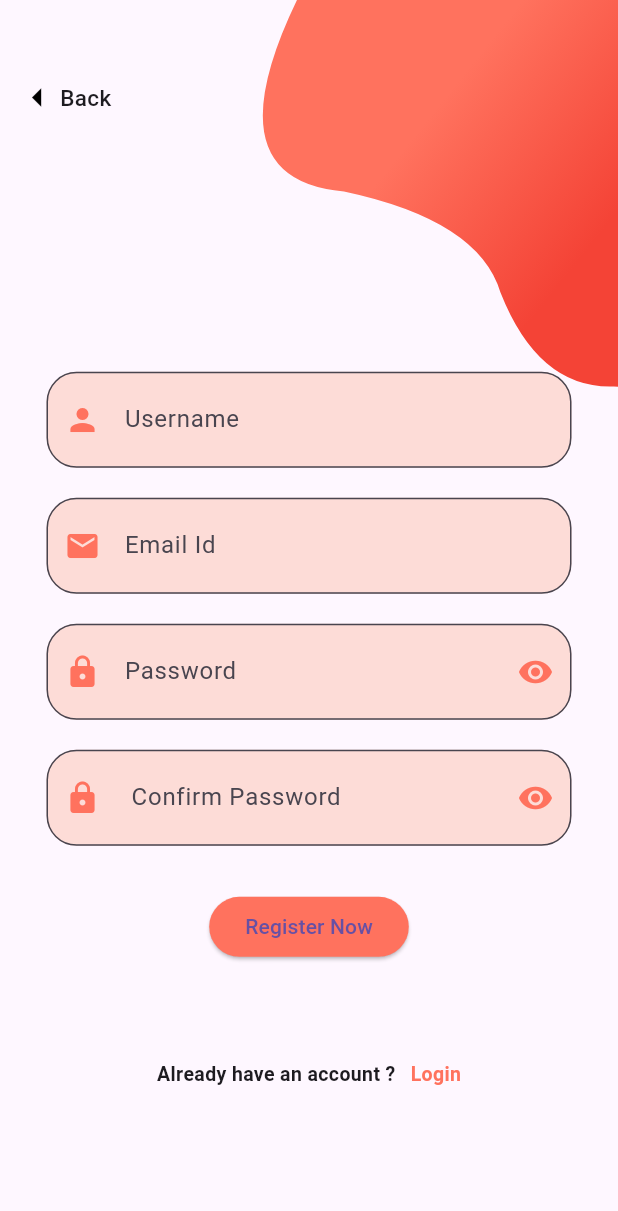
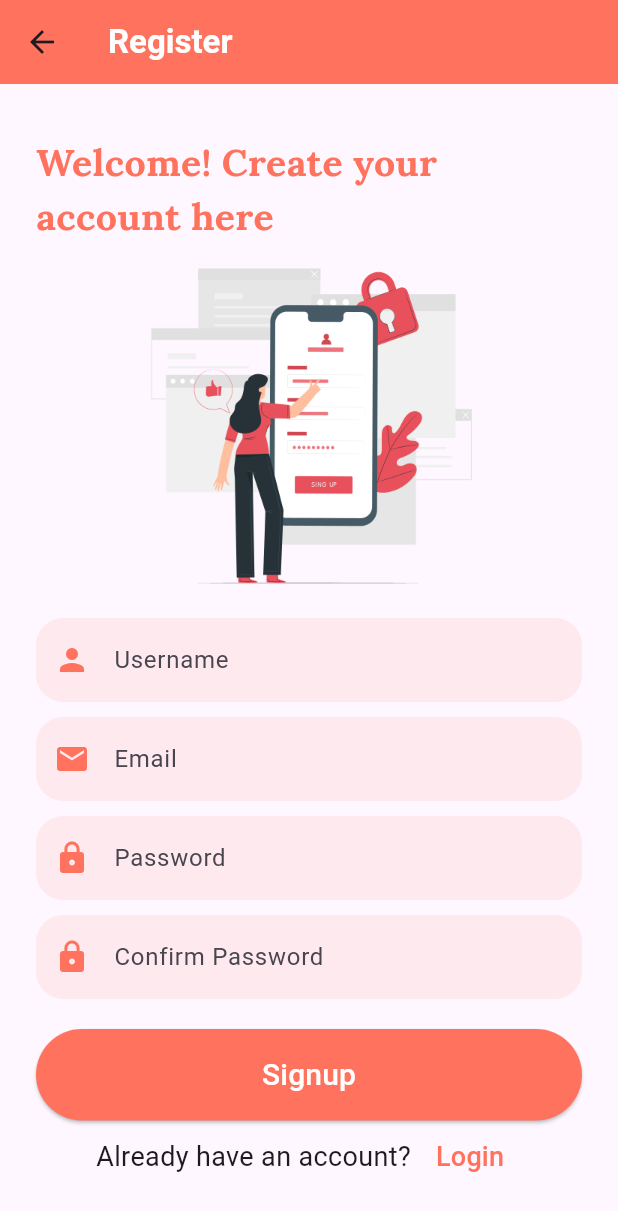
Before and after one commit to harsh12121212/receipeapp, a Flutter app: the screen it shows after launch, after a tap on "Register", on a phone screen of 412 x 824 dp. Shown: the top 1211 px of the screen. Run offline on Flutter 3.47's test engine with Material 3 defaults, Android fonts, the phone set to English and light mode, and no system bars; our stand-ins replace google_fonts.

Commit message:
Login and registeration screen ui

```diff
--- a/lib/Screens/registration_screen.dart
+++ b/lib/Screens/registration_screen.dart
@@ -1,4 +1,5 @@
 import 'package:flutter/material.dart';
+import 'package:google_fonts/google_fonts.dart';
 import 'package:receipeapp/Widget/BezierContainer.dart';
 import 'package:receipeapp/Screens/login_screen.dart';
 
@@ -12,174 +13,163 @@ class SignUpPage extends StatefulWidget {
 }
 
 class _SignUpPageState extends State<SignUpPage> {
+  bool _obscurePassword = true;
+  bool _obscureConfirmPassword = true;
+
   @override
   Widget build(BuildContext context) {
     final height = MediaQuery.of(context).size.height;
     return Scaffold(
-      body: SafeArea(
-        child: SingleChildScrollView(
-          child: Container(
-            height: height,
-            child: Stack(
-              children: <Widget>[
-                Positioned(
-                  top: -MediaQuery.of(context).size.height * .15,
-                  right: -MediaQuery.of(context).size.width * .4,
-                  child: BezierContainer(),
-                ),
-                Container(
-                  padding: EdgeInsets.symmetric(horizontal: 20),
-                  child: Column(
-                    crossAxisAlignment: CrossAxisAlignment.center,
-                    mainAxisAlignment: MainAxisAlignment.center,
-                    children: <Widget>[
-                      SizedBox(height: height * .2),
-                      SizedBox(height: 20,),
-                      Column(
-                        children: <Widget>[
-                          Container(
-                            width: 350,
-                            child: TextField(
-                              decoration: InputDecoration(
-                                filled: true,
-                                fillColor: Color(0xFFFDDCD7),
-                                hintText: 'Username',
-                                prefixIcon: Icon(Icons.person, color: Color(0xFFFF725E)),
-                                contentPadding: EdgeInsets.all(20.0),
-                                border: OutlineInputBorder(
-                                  borderRadius: BorderRadius.circular(20.0),
-                                ),
-                              ),
-                            ),
-                          ),
-                        ],
-                      ),
-                      SizedBox(height: 20,),
-                      Column(
-                        children: <Widget>[
-                          Container(
-                            width: 350,
-                            child: TextField(
-                              decoration: InputDecoration(
-                                filled: true,
-                                fillColor: Color(0xFFFDDCD7),
-                                hintText: 'Email Id',
-                                prefixIcon: Icon(Icons.email, color: Color(0xFFFF725E)),
-                                contentPadding: EdgeInsets.all(20.0),
-                                border: OutlineInputBorder(
-                                  borderRadius: BorderRadius.circular(20.0),
-                                ),
-                              ),
-                            ),
-                          ), ],),
-                      SizedBox(height: 20,),
-                      Container(
-                        width: 350,
-                        child: TextField(
-                          decoration: InputDecoration(
-                            filled: true,
-                            fillColor: Color(0xFFFDDCD7),
-                            hintText: 'Password',
-                            prefixIcon: Icon(Icons.lock, color: Color(0xFFFF725E)),
-                            suffixIcon: Icon(Icons.remove_red_eye_rounded,
-                                color: Color(0xFFFF725E)),
-                            contentPadding: EdgeInsets.all(20.0),
-                            border: OutlineInputBorder(
-                              borderRadius: BorderRadius.circular(20.0),
-                            ),
-                          ),
-                        ),
-                      ),
-                      SizedBox(height: 20.0),
-                      Container(
-                        width: 350,
-                        child: TextField(
-                          decoration: InputDecoration(
-                            filled: true,
-                            fillColor: Color(0xFFFDDCD7),
-                            hintText: ' Confirm Password',
-                            prefixIcon: Icon(Icons.lock, color: Color(0xFFFF725E)),
-                            suffixIcon: Icon(Icons.remove_red_eye_rounded, color: Color(0xFFFF725E)),
-                            contentPadding: EdgeInsets.all(20.0),
-                            border: OutlineInputBorder(
-                              borderRadius: BorderRadius.circular(20.0),
-                            ),
-                          ),
-                        ),
-                      ),
-                      SizedBox(height: 30.0),
-                      ElevatedButton(
-                        onPressed: () {
-                          // Button pressed logic
-                        },
-                        style: ElevatedButton.styleFrom(
-                          primary: Color(0xFFFF725E),
-                          shape: RoundedRectangleBorder(
-                            borderRadius: BorderRadius.circular(40.0),
-                          ),
-                        ),
-                        child: Text('Register Now'),
-                      ),
-                      SizedBox(height: 30,),
-                      InkWell(
-                        onTap: () {
-                          Navigator.push(context, MaterialPageRoute(
-                              builder: (context) => LoginScreen(),),);},
-                        child: Container(
-                          margin: EdgeInsets.symmetric(vertical: 20,),
-                          padding: EdgeInsets.all(15),
-                          alignment: Alignment.bottomCenter,
-                          child: Row(
-                            mainAxisAlignment: MainAxisAlignment.center,
-                            children: const <Widget>[
-                              Text('Already have an account ?',
-                                style: TextStyle(
-                                  fontSize: 13,
-                                  fontWeight: FontWeight.w600,
-                                ),
-                              ),
-                              SizedBox(width: 10,),
-                              Text('Login',
-                                style: TextStyle(
-                                  color: Color(0xFFFF725E,),
-                                  fontSize: 13,
-                                  fontWeight: FontWeight.w600,
-                                ),
-                              ),
-                            ],
-                          ),
-                        ),
-                      ),
-                    ],
-                  ),
-                ),
-                Positioned(top: 40, left: 0,
-                  child: InkWell(
-                    onTap: () {Navigator.pop(context);},
-                    child: Container(
-                      padding: EdgeInsets.symmetric(horizontal: 10,),
-                      child: Row(
-                        children: <Widget>[
-                          Container(
-                            padding: EdgeInsets.only(left: 0, top: 10, bottom: 10,),
-                            child: Icon(Icons.arrow_left,
-                              color: Colors.black, size: 30,),
-                          ),
-                          Text('Back',
-                            style: TextStyle(fontSize: 15,
-                              fontWeight: FontWeight.w500,
-                            ),
-                          ),
-                        ],
-                      ),
-                    ),
-                  ),
-                ),
-              ],
-            ),
+      appBar: AppBar(
+        title: const Text(
+          'Register',
+          style: TextStyle(fontWeight: FontWeight.bold, color: Colors.white),
+        ),
+      ),
+      body: SingleChildScrollView(
+        child: Container(
+          height: height,
+          margin: const EdgeInsets.all(24),
+          child: Column(
+            mainAxisAlignment: MainAxisAlignment.start,
+            children: [
+              _header(context),
+              _inputField(context),
+              _login(context),
+            ],
           ),
         ),
       ),
     );
   }
+
+  _header(context) {
+    return Column(
+      children: [
+        const SizedBox(height: 10),
+        Text(
+          'Welcome! Create your account here',
+          style: GoogleFonts.lora(
+            textStyle: const TextStyle(
+              fontSize: 25,
+              fontWeight: FontWeight.bold,
+              color: Color(0xFFFF725E),
+            ),
+          ),
+        ),
+        Image.asset(
+          'assets/welcomescreen.png',
+          height: 250.0,
+          width: 250.0,
+          fit: BoxFit.cover,
+        ),
+      ],
+    );
+  }
+
+  _inputField(context) {
+    return Column(
+      crossAxisAlignment: CrossAxisAlignment.stretch,
+      children: [
+        TextField(
+          decoration: InputDecoration(
+              hintText: "Username",
+              border: OutlineInputBorder(
+                  borderRadius: BorderRadius.circular(18),
+                  borderSide: BorderSide.none),
+              fillColor: const Color(0xFFFF725E).withOpacity(0.1),
+              filled: true,
+              prefixIcon: const Icon(Icons.person, color: Color(0xFFFF725E))),
+        ),
+        const SizedBox(height: 10),
+        TextField(
+          decoration: InputDecoration(
+              hintText: "Email",
+              border: OutlineInputBorder(
+                  borderRadius: BorderRadius.circular(18),
+                  borderSide: BorderSide.none),
+              fillColor: const Color(0xFFFF725E).withOpacity(0.1),
+              filled: true,
+              prefixIcon: const Icon(Icons.email, color: Color(0xFFFF725E))),
+        ),
+        const SizedBox(height: 10),
+        TextField(
+          decoration: InputDecoration(
+            hintText: "Password",
+            border: OutlineInputBorder(
+              borderRadius: BorderRadius.circular(18),
+              borderSide: BorderSide.none,
+            ),
+            fillColor: const Color(0xFFFF725E).withOpacity(0.1),
+            filled: true,
+            prefixIcon: const Icon(Icons.lock, color: Color(0xFFFF725E)),
+          ),
+          obscureText: _obscurePassword,
+        ),
+        const SizedBox(height: 10),
+        TextField(
+          decoration: InputDecoration(
+            hintText: "Confirm Password",
+            border: OutlineInputBorder(
+                borderRadius: BorderRadius.circular(18),
+                borderSide: BorderSide.none),
+            fillColor: const Color(0xFFFF725E).withOpacity(0.1),
+            filled: true,
+            prefixIcon: const Icon(Icons.lock, color: Color(0xFFFF725E)),
+          ),
+          obscureText: _obscureConfirmPassword ,
+        ),
+        const SizedBox(height: 20),
+        ElevatedButton(
+          onPressed: () {},
+          style: ElevatedButton.styleFrom(
+            shape: const StadiumBorder(),
+            padding: const EdgeInsets.symmetric(vertical: 16),
+            backgroundColor: const Color(0xFFFF725E),
+          ),
+          child: const Text(
+            "Signup",
+            style: TextStyle(
+              fontSize: 20,
+              color: Colors.white,
+            ),
+          ),
+        )
+      ],
+    );
+  }
+
+  _login(context) {
+    return Column(
+      mainAxisAlignment: MainAxisAlignment.center,
+      children: [
+        Row(
+          mainAxisAlignment: MainAxisAlignment.center,
+          children: [
+            Text(
+              "Already have an account? ",
+              style: TextStyle(
+                fontSize: 18,
+              ),
+            ),
+            TextButton(
+              onPressed: () {
+                Navigator.push(
+                  context,
+                  MaterialPageRoute(builder: (context) => const LoginScreen()),
+                );
+              },
+              child: Text(
+                "Login",
+                style: TextStyle(
+                  color: Color(0xFFFF725E),
+                  fontSize: 18,
+                ),
+              ),
+            )
+          ],
+        ),
+      ],
+    );
+  }
 }
--- a/lib/Screens/welcome_screen.dart
+++ b/lib/Screens/welcome_screen.dart
@@ -7,22 +7,24 @@ class WelcomeScreen extends StatelessWidget {
   @override
   Widget build(BuildContext context) {
     return Scaffold(
-      body: Center(
+      body: Container(
+        margin: const EdgeInsets.all(24),
         child: Column(
           mainAxisAlignment: MainAxisAlignment.center,
+          crossAxisAlignment: CrossAxisAlignment.stretch,
           children: [
             Text(
               'Welcome to Cook Book!',
               style: GoogleFonts.lora(
                 textStyle: TextStyle(
-                  fontSize: 30, // You can adjust the font size as needed
+                  fontSize: 30,
                   fontWeight: FontWeight.bold,
-                  color: Color(0xFFFF725E), // Set the color to #ff725e
+                  color: Color(0xFFFF725E),
                 ),
               ),
             ),
             SizedBox(height: 10),
-            Image.asset('assets/welcomescreen.png', height: 400, width: 400),
+            Image.asset('assets/splashscreen.png', height: 400, width: 400),
             SizedBox(height: 20),
             ElevatedButton(
               onPressed: () {
@@ -32,21 +34,22 @@ class WelcomeScreen extends StatelessWidget {
                 );
               },
               style: ElevatedButton.styleFrom(
-                primary: Color(0xFFFF725E), // Set the button color to #FF725E
-                minimumSize: Size(350, 40), // Set the button width and height
+                shape: const StadiumBorder(),
+                padding: const EdgeInsets.symmetric(vertical: 16),
+                backgroundColor: const Color(0xFFFF725E),
               ),
               child: Text(
                 'Login',
                 style: GoogleFonts.lora(
                   textStyle: TextStyle(
-                    fontSize: 16, // Set the font size as needed
+                    fontSize: 20, // Set the font size as needed
                     fontWeight: FontWeight.bold,
                     color: Colors.white, // Set the text color
                   ),
                 ),
               ),
             ),
-            SizedBox(height: 10),
+            SizedBox(height: 20),
             ElevatedButton(
               onPressed: () {
                 Navigator.push(
@@ -55,14 +58,15 @@ class WelcomeScreen extends StatelessWidget {
                 );
               },
               style: ElevatedButton.styleFrom(
-                primary: Color(0xFFFF725E), // Set the button color to #FF725E
-                minimumSize: Size(350, 40), // Set the button width and height
+                shape: const StadiumBorder(),
+                padding: const EdgeInsets.symmetric(vertical: 16),
+                backgroundColor: const Color(0xFFFF725E),
               ),
               child: Text(
                 'Register',
                 style: GoogleFonts.lora(
                   textStyle: TextStyle(
-                    fontSize: 16, // Set the font size as needed
+                    fontSize: 20,
                     fontWeight: FontWeight.bold,
                     color: Colors.white, // Set the text color
                   ),
```
Also changed, not shown: lib/Screens/login_screen.dart (+130 -57 lines), pubspec.lock, 2 other files.
